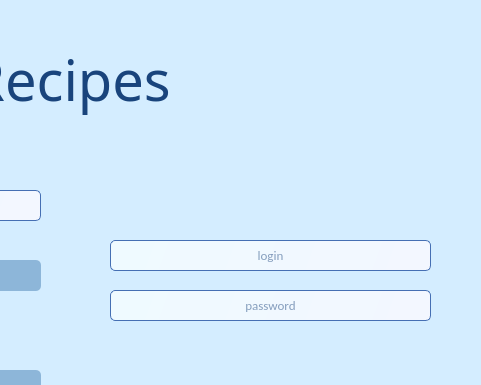
m-suwala/skryptowe-projekt, file MainWindow.ui: the form before one commit; both pictures show x 340 to 821 and y 0 to 385 of the 821 by 609 pixel window.
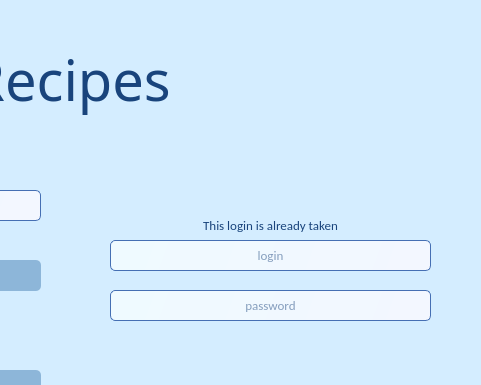
The form after the commit.

Diff of the .ui file:
```diff
--- a/MainWindow.ui
+++ b/MainWindow.ui
@@ -517,6 +517,41 @@
      <set>Qt::AlignCenter</set>
     </property>
    </widget>
+   <widget class="QLabel" name="loginerror_label">
+    <property name="geometry">
+     <rect>
+      <x>450</x>
+      <y>210</y>
+      <width>321</width>
+      <height>31</height>
+     </rect>
+    </property>
+    <property name="sizePolicy">
+     <sizepolicy hsizetype="Expanding" vsizetype="Expanding">
+      <horstretch>0</horstretch>
+      <verstretch>0</verstretch>
+     </sizepolicy>
+    </property>
+    <property name="font">
+     <font>
+      <family>Calibri</family>
+      <pointsize>10</pointsize>
+     </font>
+    </property>
+    <property name="frameShadow">
+     <enum>QFrame::Plain</enum>
+    </property>
+    <property name="text">
+     <string>This login is already taken</string>
+    </property>
+    <property name="scaledContents">
+     <bool>true</bool>
+    </property>
+    <property name="alignment">
+     <set>Qt::AlignCenter</set>
+    </property>
+   </widget>
+   <zorder>loginerror_label</zorder>
    <zorder>error_label</zorder>
    <zorder>or_label</zorder>
    <zorder>list_label</zorder>
```
